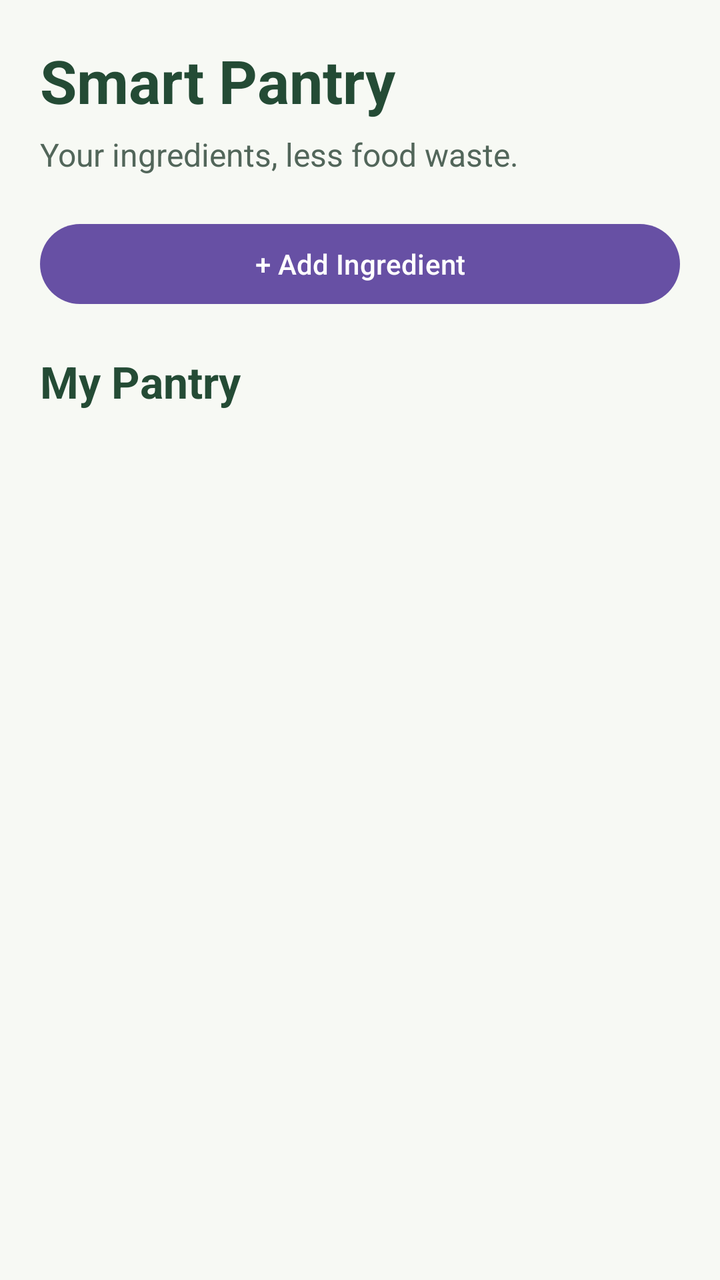
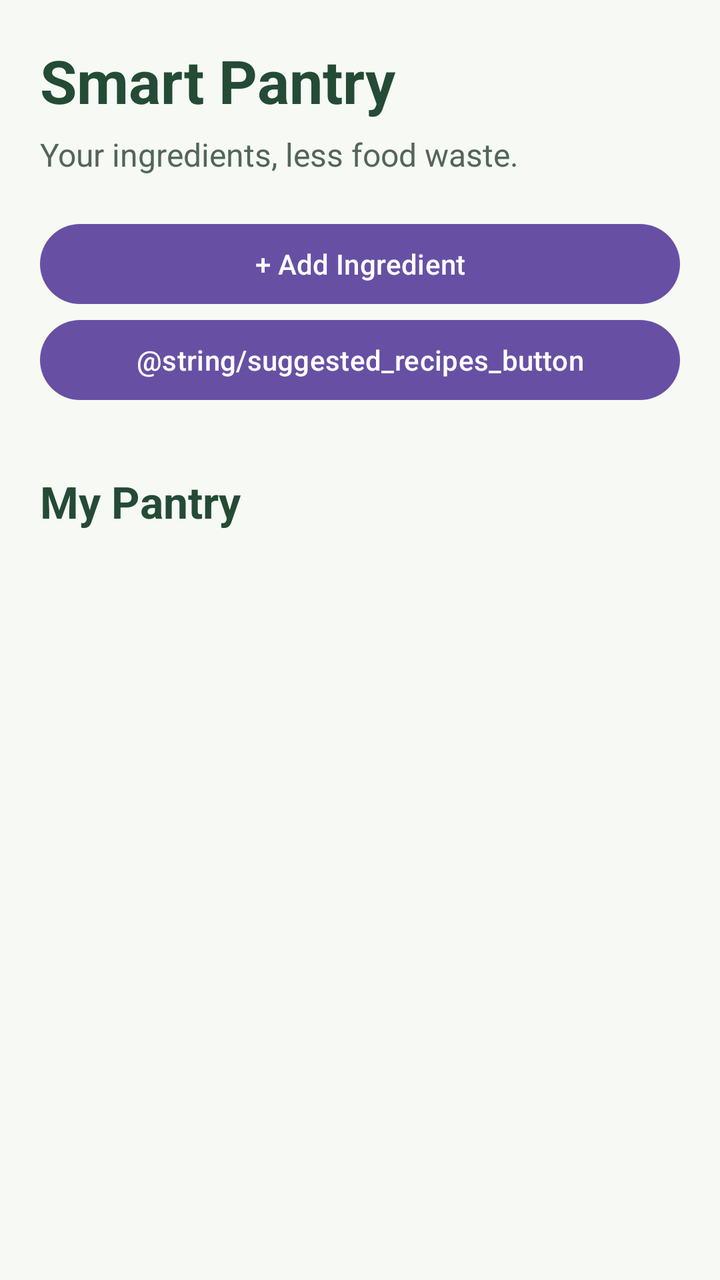

The first picture is an Android layout as it rendered before a commit; the second is the same layout after the commit. The layout source and the unified diff follow.
<!-- AndroidManifest.xml: application theme Theme.SmartPantryManager -->
<!-- res/layout/activity_main.xml -->
<?xml version="1.0" encoding="utf-8"?>
<LinearLayout xmlns:android="http://schemas.android.com/apk/res/android"
    android:layout_width="match_parent"
    android:layout_height="match_parent"
    android:orientation="vertical"
    android:padding="20dp"
    android:background="#F7F9F4">

    <TextView
        android:layout_width="match_parent"
        android:layout_height="wrap_content"
        android:text="@string/pantry_title"
        android:textSize="30sp"
        android:textStyle="bold"
        android:textColor="#244B35"
        android:layout_marginBottom="6dp" />

    <TextView
        android:layout_width="match_parent"
        android:layout_height="wrap_content"
        android:text="@string/pantry_subtitle"
        android:textSize="16sp"
        android:textColor="#52665A"
        android:layout_marginBottom="20dp" />

    <Button
        android:id="@+id/btnAddIngredient"
        android:layout_width="match_parent"
        android:layout_height="wrap_content"
        android:text="@string/add_ingredient"
        android:textAllCaps="false" />

    <TextView
        android:layout_width="match_parent"
        android:layout_height="wrap_content"
        android:text="@string/my_pantry"
        android:textSize="22sp"
        android:textStyle="bold"
        android:textColor="#244B35"
        android:layout_marginTop="20dp"
        android:layout_marginBottom="10dp" />

    <ListView
        android:id="@+id/listPantry"
        android:layout_width="match_parent"
        android:layout_height="0dp"
        android:layout_weight="1"
        android:divider="#DCE4DC"
        android:dividerHeight="1dp"
        android:paddingBottom="8dp" />

    <TextView
        android:id="@+id/txtEmptyPantry"
        android:layout_width="match_parent"
        android:layout_height="wrap_content"
        android:text="@string/empty_pantry"
        android:textSize="16sp"
        android:textColor="#52665A"
        android:gravity="center"
        android:padding="16dp"
        android:visibility="gone" />

</LinearLayout>
<!-- resources referenced by this layout -->
<resources>
  <string name="add_ingredient">+ Add Ingredient</string>
  <string name="empty_pantry">Your pantry is empty. Add your first ingredient!</string>
  <string name="my_pantry">My Pantry</string>
  <string name="pantry_subtitle">Your ingredients, less food waste.</string>
  <string name="pantry_title">Smart Pantry</string>
  <style name="Theme.SmartPantryManager" parent="Base.Theme.SmartPantryManager" />
  <style name="Base.Theme.SmartPantryManager" parent="Theme.Material3.DayNight.NoActionBar">
          
          
      </style>
</resources>

<!-- the commit's change to res/layout/activity_main.xml (unified diff, before → after) -->
@@ -29,6 +29,14 @@
         android:layout_height="wrap_content"
         android:text="@string/add_ingredient"
         android:textAllCaps="false" />
+    <Button
+        android:id="@+id/btnSuggestedRecipes"
+        android:layout_width="match_parent"
+        android:layout_height="wrap_content"
+        android:text="@string/suggested_recipes_button"
+        android:textAllCaps="false"
+        android:layout_marginBottom="12dp"
+    />
 
     <TextView
         android:layout_width="match_parent"
